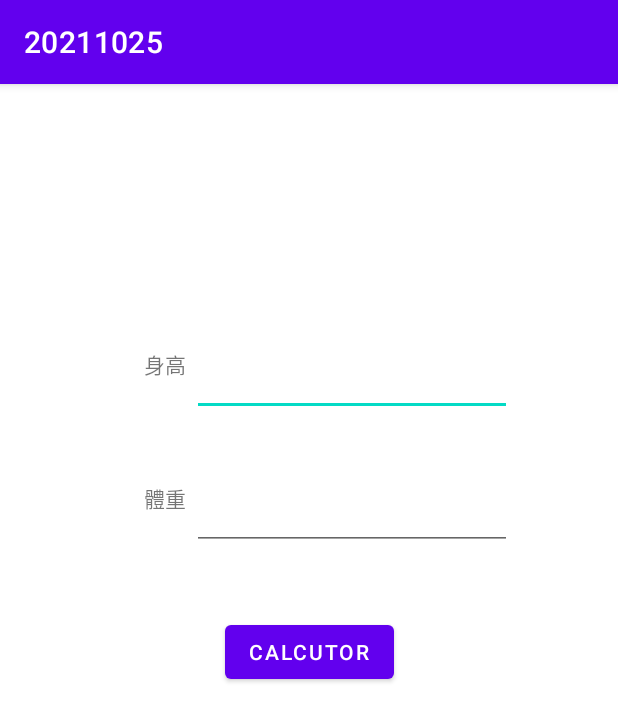
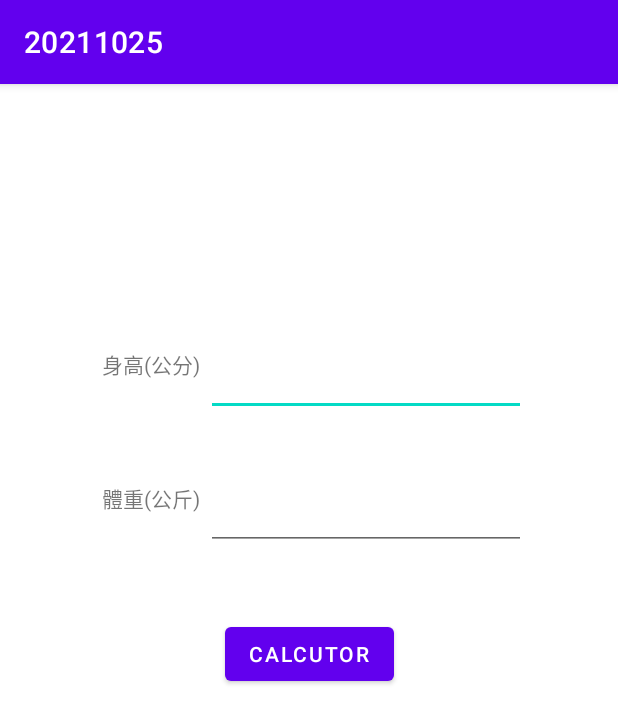
Before and after one commit to Bighsueh/20211025AndroidStudioBmiCalculator, an Android app: the screen it shows after launch (MainActivity), on a phone screen of 412 x 824 dp. Shown: the top 723 px of the screen. Run offline under Robolectric (Android 15) with nearby library versions, the phone set to English and light mode, and no system bars.

Commit message:
add 增加計算bmi的程式碼

```diff
--- a/app/src/main/java/com/example/a20211025/MainActivity.java
+++ b/app/src/main/java/com/example/a20211025/MainActivity.java
@@ -2,7 +2,15 @@ package com.example.a20211025;
 
 import androidx.appcompat.app.AppCompatActivity;
 
+import android.content.Context;
 import android.os.Bundle;
+import android.view.View;
+import android.widget.Button;
+import android.widget.EditText;
+import android.widget.TextView;
+import android.widget.Toast;
+
+import org.w3c.dom.Text;
 
 public class MainActivity extends AppCompatActivity {
 
@@ -10,5 +18,36 @@ public class MainActivity extends AppCompatActivity {
     protected void onCreate(Bundle savedInstanceState) {
         super.onCreate(savedInstanceState);
         setContentView(R.layout.activity_main);
+
+        EditText heightEditText = findViewById(R.id.height_content);
+        EditText weightEditText = findViewById(R.id.weight_content);
+
+
+        Button cal_btn = findViewById(R.id.cal_button);
+        cal_btn.setOnClickListener(new View.OnClickListener() {
+            @Override
+            public void onClick(View view) {
+
+
+                try {
+                    float height = Float.parseFloat(heightEditText.getText().toString())/100;
+                    float weight = Float.parseFloat(weightEditText.getText().toString());
+
+                    float result = weight / (height * height);
+
+                    Toast toast = Toast.makeText(
+                            MainActivity.this,
+                            Float.toString(result),
+                            Toast.LENGTH_SHORT);
+                    toast.show();
+
+                } catch (
+                        NumberFormatException e
+                ) {
+                    //
+                }
+
+            }
+        });
     }
 }
--- a/app/src/main/res/layout/activity_main.xml
+++ b/app/src/main/res/layout/activity_main.xml
@@ -20,9 +20,9 @@
         android:id="@+id/height_textView"
         android:layout_width="wrap_content"
         android:layout_height="wrap_content"
-        android:layout_marginStart="96dp"
+        android:layout_marginStart="68dp"
         android:layout_marginTop="176dp"
-        android:text="身高"
+        android:text="身高(公分)"
         app:layout_constraintStart_toStartOf="parent"
         app:layout_constraintTop_toTopOf="parent" />
 
@@ -31,7 +31,7 @@
         android:layout_width="wrap_content"
         android:layout_height="wrap_content"
         android:layout_marginTop="68dp"
-        android:text="體重"
+        android:text="體重(公斤)"
         app:layout_constraintStart_toStartOf="@+id/height_textView"
         app:layout_constraintTop_toBottomOf="@+id/height_textView" />
 
@@ -48,10 +48,10 @@
         android:id="@+id/cal_button"
         android:layout_width="wrap_content"
         android:layout_height="wrap_content"
-        android:layout_marginTop="44dp"
+        android:layout_marginTop="356dp"
         android:text="Calcutor"
         app:layout_constraintEnd_toEndOf="parent"
         app:layout_constraintStart_toStartOf="parent"
-        app:layout_constraintTop_toBottomOf="@+id/weight_content" />
+        app:layout_constraintTop_toTopOf="parent" />
 
 </androidx.constraintlayout.widget.ConstraintLayout>
```
